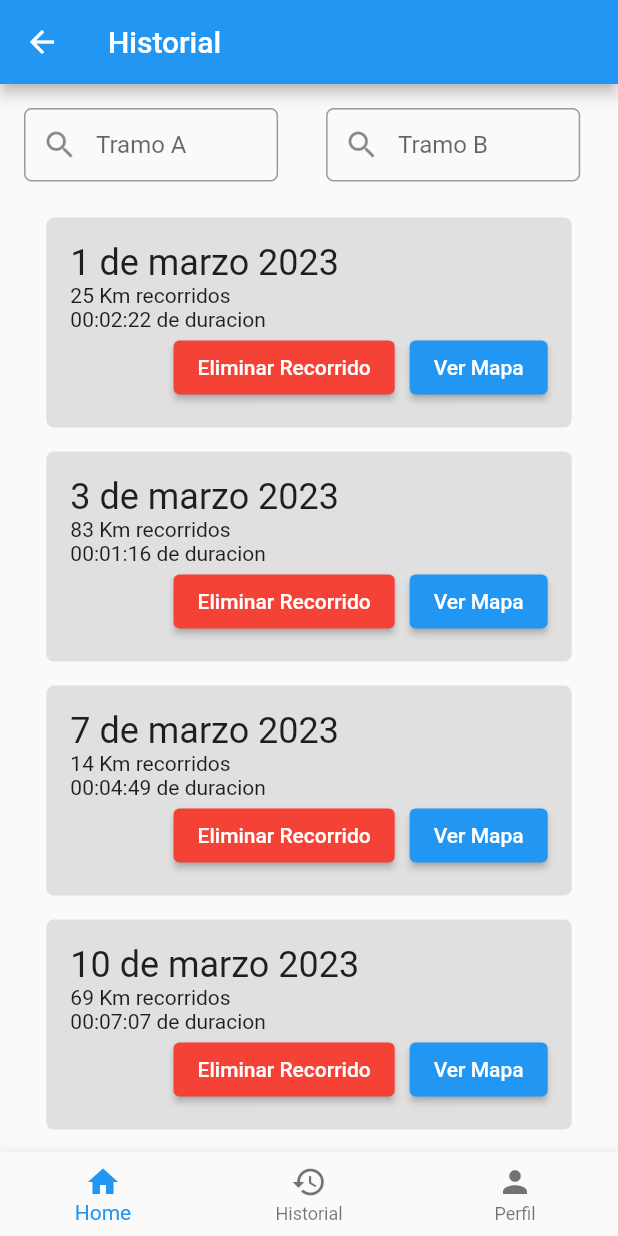
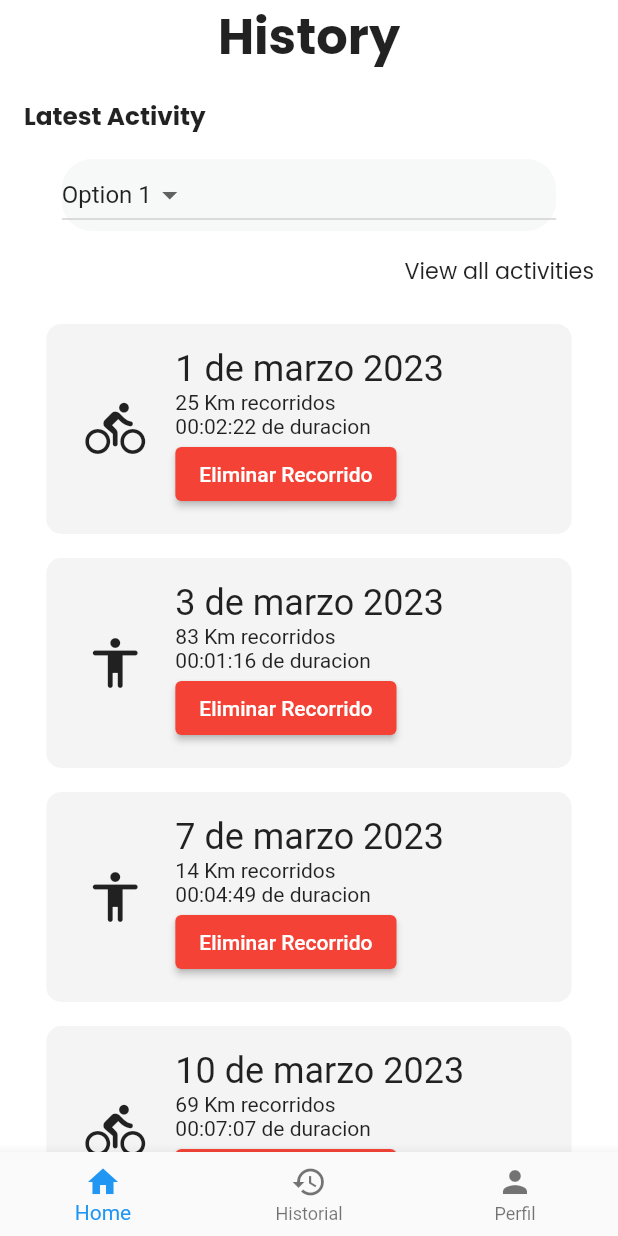
Before and after one commit to barcasnerd/Proyecto1_ProgramacionMovil, a Flutter app: the HistoryScreen screen opened by its route, on a phone screen of 412 x 824 dp. Run offline on Flutter 3.47's test engine with Material 2 defaults, Android fonts, the light colour scheme and no system bars; our stand-ins replace get, google_fonts, google_maps_flutter.

Commit message:
bunch of shit done

```diff
--- a/lib/ui/controllers/history_controller.dart
+++ b/lib/ui/controllers/history_controller.dart
@@ -1,3 +1,6 @@
+import 'dart:developer';
+
+import 'package:flutter/material.dart';
 import 'package:get/get.dart';
 
 class HistoryController extends GetxController {
@@ -28,6 +31,18 @@ class HistoryController extends GetxController {
     "00:00:38",
     "00:02:06"
   ].obs;
+  final List<bool> type = [
+    true,
+    false,
+    false,
+    true,
+    true,
+    false,
+    true,
+    true,
+    false,
+    true
+  ];
 
   void _setItems(List<String> value) {
     this.items.value = value;
@@ -48,6 +63,18 @@ class HistoryController extends GetxController {
     ]);
   }
 
+  var selectedItem = "Option 1".obs;
+  final RxList<String> myList = ["Option 1", "Option 2", "Option 3", "xd"].obs;
+
+  void setSelectedItem(String value) {
+    log("Ejecuto ${value}");
+    selectedItem.value = value;
+    this.selectedItem.value = value;
+    log("${selectedItem}");
+
+    update();
+  }
+
   void eliminarHistory(int index) {
     items.removeAt(index);
     distance.removeAt(index);
--- a/lib/ui/pages/history-screen.dart
+++ b/lib/ui/pages/history-screen.dart
@@ -1,68 +1,71 @@
+import 'dart:developer';
 import 'package:flutter/material.dart';
 import 'package:get/get.dart';
 import '../controllers/history_controller.dart';
 import 'package:exercise_tracker/ui/widgets/CustomNavBar.dart';
 import 'package:exercise_tracker/ui/controllers/nav_controller.dart';
+import 'package:google_fonts/google_fonts.dart';
 
 class HistoryScreen extends StatelessWidget {
   const HistoryScreen({super.key});
   static HistoryController myController = Get.put(HistoryController());
   static NavController controllerNav = Get.put(NavController());
+
   @override
   Widget build(BuildContext context) {
+    String _selectedValue;
+    double windowHeight = MediaQuery.of(context).size.height;
+    double windowWidth = MediaQuery.of(context).size.width;
     return Scaffold(
-      appBar: AppBar(
-        title: const Text('Historial'),
-      ),
+      backgroundColor: Colors.white,
       body: Column(
         children: [
-          Row(
-            children: [
-              Container(
-                padding: EdgeInsets.all(8),
-                margin: EdgeInsets.all(8),
-                width: MediaQuery.of(context).size.width * 0.45,
-                child: TextField(
-                  decoration: InputDecoration(
-                    contentPadding:
-                        EdgeInsets.symmetric(vertical: 15.0, horizontal: 10.0),
-                    border: OutlineInputBorder(
-                      borderRadius: BorderRadius.circular(5.0),
-                      borderSide: BorderSide(
-                        width: 2.0, // Ancho del borde
-                        color: Colors.blue, // Color del borde
-                      ),
-                    ),
-                    hintText:
-                        'Tramo A', // Texto que aparece como sugerencia en el campo
-                    prefixIcon: Icon(Icons
-                        .search), // Icono que aparece a la izquierda del campo
-                  ),
+          Text('History',
+              style: GoogleFonts.poppins(
+                  textStyle: TextStyle(
+                      fontWeight: FontWeight.bold,
+                      fontSize: windowHeight * 0.04))),
+          Align(
+            alignment: AlignmentDirectional.centerStart,
+            child: Container(
+              padding: EdgeInsets.all(16.0),
+              child: Text('Latest Activity',
+                  style: GoogleFonts.poppins(
+                      textStyle: TextStyle(
+                          fontWeight: FontWeight.bold,
+                          fontSize: windowHeight * 0.02))),
             ),
           ),
           Container(
-                padding: EdgeInsets.all(8),
-                margin: EdgeInsets.all(8),
-                width: MediaQuery.of(context).size.width * 0.45,
-                child: TextField(
-                  decoration: InputDecoration(
-                    contentPadding:
-                        EdgeInsets.symmetric(vertical: 15.0, horizontal: 10.0),
-                    border: OutlineInputBorder(
-                      borderRadius: BorderRadius.circular(5.0),
-                      borderSide: BorderSide(
-                        width: 2.0, // Ancho del borde
-                        color: Colors.blue, // Color del borde
+            decoration: BoxDecoration(
+              borderRadius: BorderRadius.circular(20.0),
+              color: Color.fromARGB(250, 247, 248, 248),
+            ),
+            width: windowWidth * 0.8,
+            child: DropdownButton<String>(
+              value: myController.selectedItem.value,
+              items: myController.myList.map((String value) {
+                return DropdownMenuItem<String>(
+                  value: value,
+                  child: Text(value),
+                );
+              }).toList(),
+              onChanged: (newValue) {
+                log("Hice cambio ${newValue}");
+                _selectedValue = newValue ?? "";
+                myController.setSelectedItem(_selectedValue);
+              },
             ),
           ),
-                    hintText:
-                        'Tramo B', // Texto que aparece como sugerencia en el campo
-                    prefixIcon: Icon(Icons
-                        .search), // Icono que aparece a la izquierda del campo
+
+          Align(
+            alignment: AlignmentDirectional.centerEnd,
+            child: Container(
+              padding: EdgeInsets.all(16.0),
+              child: Text('View all activities',
+                  style: GoogleFonts.poppins(
+                      textStyle: TextStyle(fontSize: windowHeight * 0.018))),
             ),
-                ),
-              ),
-            ],
           ),
           Expanded(
             child: Obx(
@@ -70,20 +73,48 @@ class HistoryScreen extends StatelessWidget {
                 itemCount: myController.items.length,
                 itemBuilder: (context, index) {
                   return Center(
+                    child: GestureDetector(
+                      onTap: () {
+                        myController.changePage(index);
+                        print('El container fue presionado');
+                      },
                       child: Container(
                         decoration: BoxDecoration(
-                        color: Colors.grey[300],
-                        borderRadius: BorderRadius.circular(5),
+                          color: Color.fromARGB(30, 158, 158, 158),
+                          borderRadius: BorderRadius.circular(10),
                         ),
                         width: MediaQuery.of(context).size.width * 0.85,
                         padding: EdgeInsets.all(16),
                         margin: EdgeInsets.all(8),
-                      child: Column(
+                        child: Row(
+                          children: [
+                            Container(
+                              padding: EdgeInsets.fromLTRB(10, 25, 20, 25),
+                              decoration: BoxDecoration(
+                                borderRadius: BorderRadius.circular(10.0),
+                              ),
+                              child: Row(
+                                mainAxisAlignment: MainAxisAlignment.center,
+                                children: [
+                                  myController.type[index]
+                                      ? Icon(
+                                          Icons.directions_bike_rounded,
+                                          size: 40,
+                                        )
+                                      : Icon(
+                                          Icons.accessibility_rounded,
+                                          size: 40,
+                                        ),
+                                ],
+                              ),
+                            ),
+                            Column(
                               crossAxisAlignment: CrossAxisAlignment.start,
                               children: [
                                 Text(
                                   "${myController.items[index]} ", // Muestra la fecha y hora del elemento
-                            style: Theme.of(context).textTheme.headlineSmall,
+                                  style:
+                                      Theme.of(context).textTheme.headlineSmall,
                                 ),
                                 Text(
                                   "${myController.distance[index]} Km recorridos", // Muestra el texto del elemento
@@ -110,15 +141,11 @@ class HistoryScreen extends StatelessWidget {
                                               .red, // Cambia el color del botón a rojo
                                         ),
                                       ),
-                                SizedBox(width: 10),
-                                ElevatedButton(
-                                  child: Text('Ver Mapa'),
-                                  onPressed: () {
-                                    myController.changePage(index);
-                                  },
-                                ),
                                     ]),
                               ],
+                            ),
+                          ],
+                        ),
                       ),
                     ),
                   );
--- a/pubspec.yaml
+++ b/pubspec.yaml
@@ -38,7 +38,7 @@ dependencies:
   get: ^4.6.5
   google_maps_flutter: ^2.2.5
   google_maps_flutter_web: ^0.4.0+7
-
+  google_fonts: ^4.0.3
 dev_dependencies:
   flutter_test:
     sdk: flutter
```
Also changed, not shown: pubspec.lock, 1 other file. Lines whose indentation alone changed are shown as unchanged.
